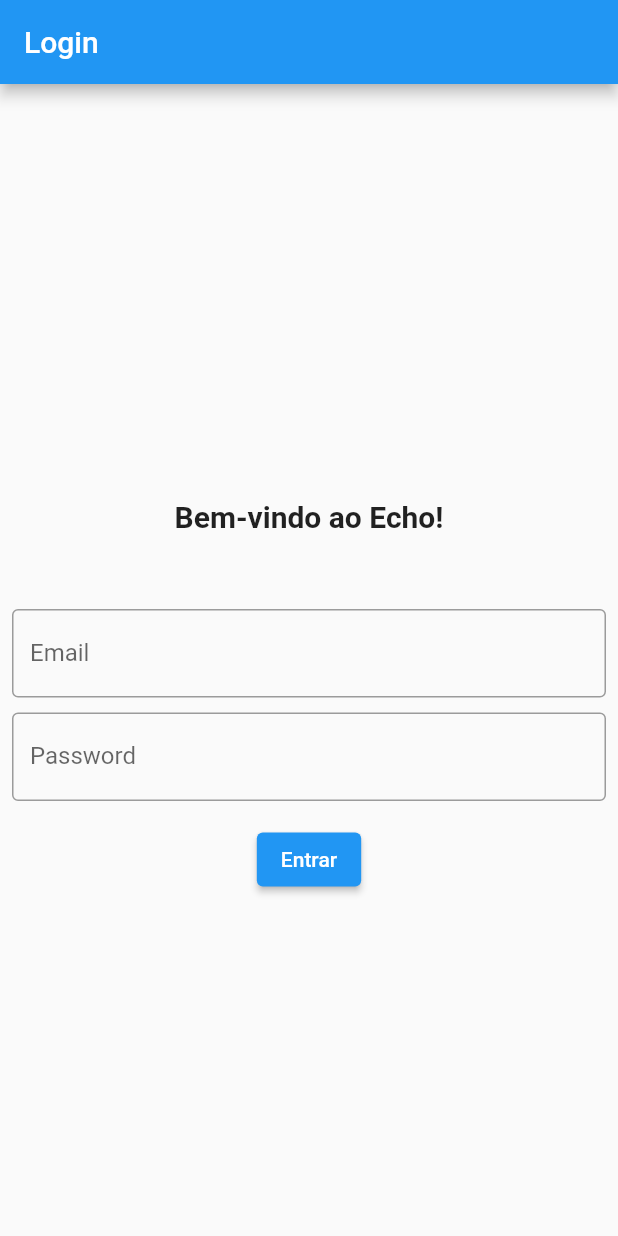
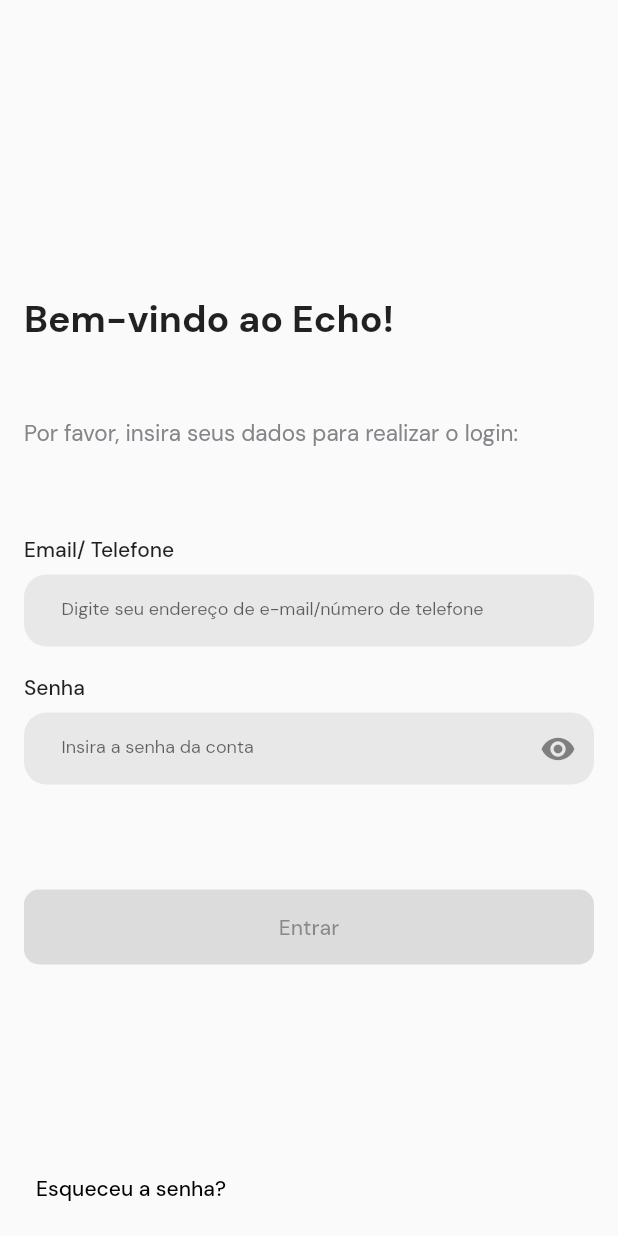
Before and after one commit to felix-thiago/Grupo-03-Echo, a Flutter app: the screen it shows after launch, on a phone screen of 412 x 824 dp. Run offline on Flutter 3.47's test engine with Material 2 defaults, Android fonts, the phone set to English and light mode, and no system bars.

Commit message:
finalizando design do login

```diff
--- a/lib/login_page.dart
+++ /dev/null
@@ -1,75 +0,0 @@
-import 'package:flutter/material.dart';
-import 'package:pi_flutter/home_page.dart';
-
-class LoginPage extends StatefulWidget {
-  @override
-  _LoginPageState createState() => _LoginPageState();
-}
-
-class _LoginPageState extends State<LoginPage> {
-  String email = '';
-  String password = '';
-
-  @override
-  Widget build(BuildContext context) {
-    return Scaffold(
-      appBar: AppBar(
-        title: Text('Login'),
-      ),
-      body: Material(
-          child: SizedBox(
-              width: double.infinity,
-              height: double.infinity,
-              child: Padding(
-                  padding: const EdgeInsets.all(8.0),
-                  child: Column(
-                    mainAxisAlignment: MainAxisAlignment.center,
-                    children: [
-                      Padding(
-                        padding: const EdgeInsets.all(50.0),
-                        child: Text(
-                          'Bem-vindo ao Echo!',
-                          style: TextStyle(
-                              fontSize: 20, fontWeight: FontWeight.bold),
-                        ),
-                      ),
-                      TextField(
-                        onChanged: (text) {
-                          email = text;
-                        },
-                        keyboardType: TextInputType.emailAddress,
-                        decoration: InputDecoration(
-                            labelText: 'Email', border: OutlineInputBorder()),
-                      ),
-                      SizedBox(height: 10),
-                      TextField(
-                        onChanged: (text) {
-                          password = text;
-                        },
-                        obscureText: true,
-                        decoration: InputDecoration(
-                            labelText: 'Password',
-                            border: OutlineInputBorder()),
-                      ),
-                      SizedBox(height: 15),
-                      ElevatedButton(
-                        onPressed: () {
-                          if (email == 'senac.sp@senac.com.br' &&
-                              password == '1234') {
-                            print('Correto');
-                            //Navigator.of(context).push(
-                            Navigator.of(context).pushReplacement(
-                                //-- Para eliminar o botao voltar da HomePage
-                                MaterialPageRoute(
-                                    builder: (context) => HomePage()));
-                          } else {
-                            print('Login Invalido');
-                          }
-                        },
-                        child: Text('Entrar'),
-                      )
-                    ],
-                  )))),
-    );
-  }
-}
--- a/lib/main.dart
+++ b/lib/main.dart
@@ -1,5 +1,4 @@
 import 'package:flutter/material.dart';
-
 import 'myapp.dart';
 
 void main() {
--- a/lib/myapp.dart
+++ b/lib/myapp.dart
@@ -1,7 +1,7 @@
 import 'package:flutter/material.dart';
 import 'package:pi_flutter/home_controller.dart';
-import 'package:pi_flutter/home_page.dart';
-import 'package:pi_flutter/login_page.dart';
+import 'views/login_page.dart';
+import 'views/home_page.dart';
 
 class MyApp extends StatelessWidget {
   const MyApp({Key? key}) : super(key: key);
@@ -9,6 +9,8 @@ class MyApp extends StatelessWidget {
   @override
   Widget build(BuildContext context) {
     return MaterialApp(
+      theme: ThemeData(fontFamily: 'DM Sans'),
+      debugShowCheckedModeBanner: false,
       home: HomeController(
         child: LoginPage(),
       ),
--- /dev/null
+++ b/lib/views/login_page.dart
@@ -0,0 +1,179 @@
+import 'package:flutter/material.dart';
+import 'home_page.dart';
+
+class LoginPage extends StatefulWidget {
+  @override
+  _LoginPageState createState() => _LoginPageState();
+}
+
+class _LoginPageState extends State<LoginPage> {
+  String email = '';
+  String password = '';
+  bool seePassword = false;
+
+  @override
+  Widget build(BuildContext context) {
+    return Scaffold(
+      resizeToAvoidBottomInset: false,
+      // appBar: AppBar(
+      //   title: Text('Login'),
+      // ),
+      body: Padding(
+        padding: const EdgeInsets.fromLTRB(8, 0, 8, 0),
+        child: Material(
+          child: SizedBox(
+            width: double.infinity,
+            height: double.infinity,
+            child: Padding(
+              padding: const EdgeInsets.all(8.0),
+              child: Column(
+                mainAxisAlignment: MainAxisAlignment.end,
+                children: [
+                  Column(
+                    mainAxisAlignment: MainAxisAlignment.center,
+                    crossAxisAlignment: CrossAxisAlignment.start,
+                    children: [
+                      const Padding(
+                        padding: EdgeInsets.fromLTRB(0, 50, 0, 0),
+                        child: Text(
+                          'Bem-vindo ao Echo!',
+                          style: TextStyle(
+                              fontSize: 25,
+                              fontWeight: FontWeight.bold,
+                              fontFamily: 'DM Sans'),
+                        ),
+                      ),
+                      const Padding(
+                        padding: EdgeInsets.fromLTRB(0, 50, 0, 50),
+                        child: Text(
+                          'Por favor, insira seus dados para realizar o login:',
+                          style: TextStyle(
+                              fontSize: 15,
+                              color: Color.fromARGB(255, 131, 133, 137)),
+                        ),
+                      ),
+                      Column(
+                        crossAxisAlignment: CrossAxisAlignment.start,
+                        children: [
+                          const Padding(
+                            padding: EdgeInsets.fromLTRB(0, 8, 0, 8),
+                            child: Text('Email/ Telefone',
+                                style: TextStyle(fontWeight: FontWeight.w500)),
+                          ),
+                          TextField(
+                            onChanged: (text) {
+                              setState(() {
+                                email = text;
+                              });
+                            },
+                            keyboardType: TextInputType.emailAddress,
+                            decoration: const InputDecoration(
+                              contentPadding: EdgeInsets.fromLTRB(25, 0, 0, 0),
+                              labelText:
+                                  'Digite seu endereço de e-mail/número de telefone',
+                              labelStyle: TextStyle(fontSize: 12),
+                              border: OutlineInputBorder(
+                                  borderSide: BorderSide.none,
+                                  borderRadius:
+                                      BorderRadius.all(Radius.circular(15))),
+                              filled: true,
+                              fillColor: Color.fromARGB(255, 232, 232, 232),
+                            ),
+                          ),
+                        ],
+                      ),
+                      const SizedBox(height: 10),
+                      Column(
+                        crossAxisAlignment: CrossAxisAlignment.start,
+                        children: [
+                          const Padding(
+                            padding: EdgeInsets.fromLTRB(0, 8, 0, 8),
+                            child: Text(
+                              'Senha',
+                              style: TextStyle(fontWeight: FontWeight.w500),
+                            ),
+                          ),
+                          TextField(
+                            onChanged: (text) {
+                              setState(() {
+                                password = text;
+                              });
+                            },
+                            obscureText: seePassword ? false : true,
+                            decoration: InputDecoration(
+                              suffixIcon: IconButton(
+                                icon: seePassword
+                                    ? Icon(Icons.visibility_off)
+                                    : Icon(Icons.visibility),
+                                onPressed: () {
+                                  setState(() {
+                                    seePassword = !seePassword;
+                                  });
+                                },
+                              ),
+                              contentPadding: EdgeInsets.fromLTRB(25, 0, 0, 0),
+                              labelText: 'Insira a senha da conta',
+                              labelStyle: TextStyle(fontSize: 12),
+                              border: const OutlineInputBorder(
+                                  borderSide: BorderSide.none,
+                                  borderRadius:
+                                      BorderRadius.all(Radius.circular(15))),
+                              filled: true,
+                              fillColor: Color.fromARGB(255, 232, 232, 232),
+                            ),
+                          ),
+                        ],
+                      ),
+                      Padding(
+                        padding: const EdgeInsets.fromLTRB(0, 70, 0, 0),
+                        child: ElevatedButton(
+                          style: ElevatedButton.styleFrom(
+                              fixedSize:
+                                  Size(MediaQuery.of(context).size.width, 50),
+                              shape: RoundedRectangleBorder(
+                                borderRadius: BorderRadius.circular(10),
+                              ),
+                              backgroundColor:
+                                  Color.fromARGB(255, 54, 105, 201)),
+                          onPressed: email.isEmpty && password.isEmpty
+                              ? null
+                              : () {
+                                  if (email == 'senac.sp@senac.com.br' &&
+                                      password == '1234') {
+                                    print('Correto');
+                                    //Navigator.of(context).push(
+                                    Navigator.of(context).pushReplacement(
+                                        //-- Para eliminar o botao voltar da HomePage
+                                        MaterialPageRoute(
+                                            builder: (context) => HomePage()));
+                                  } else {
+                                    print('Login Invalido');
+                                  }
+                                },
+                          child: const Text('Entrar'),
+                        ),
+                      ),
+                      const SizedBox(
+                        height: 0,
+                      ),
+                    ],
+                  ),
+                  SizedBox(height: 125),
+                  Align(
+                    alignment: Alignment.bottomLeft,
+                    child: TextButton(
+                        onPressed: () {},
+                        child: const Text(
+                          'Esqueceu a senha?',
+                          style: TextStyle(color: Colors.black),
+                        )),
+                  )
+                ],
+              ),
+            ),
+          ),
+        ),
+      ),
+    );
+  }
+}
```
Also changed, not shown: assets/fonts/Sans/OFL.txt (added, +93 -0 lines), pubspec.yaml (+18 -3 lines), assets/fonts/Sans/DMSans-Bold.ttf (added), assets/fonts/Sans/DMSans-BoldItalic.ttf (added), assets/fonts/Sans/DMSans-Italic.ttf (added), assets/fonts/Sans/DMSans-Medium.ttf (added), assets/fonts/Sans/DMSans-MediumItalic.ttf (added), assets/fonts/Sans/DMSans-Regular.ttf (added), lib/views/home_page.dart (renamed from lib/home_page.dart), pubspec.lock.
